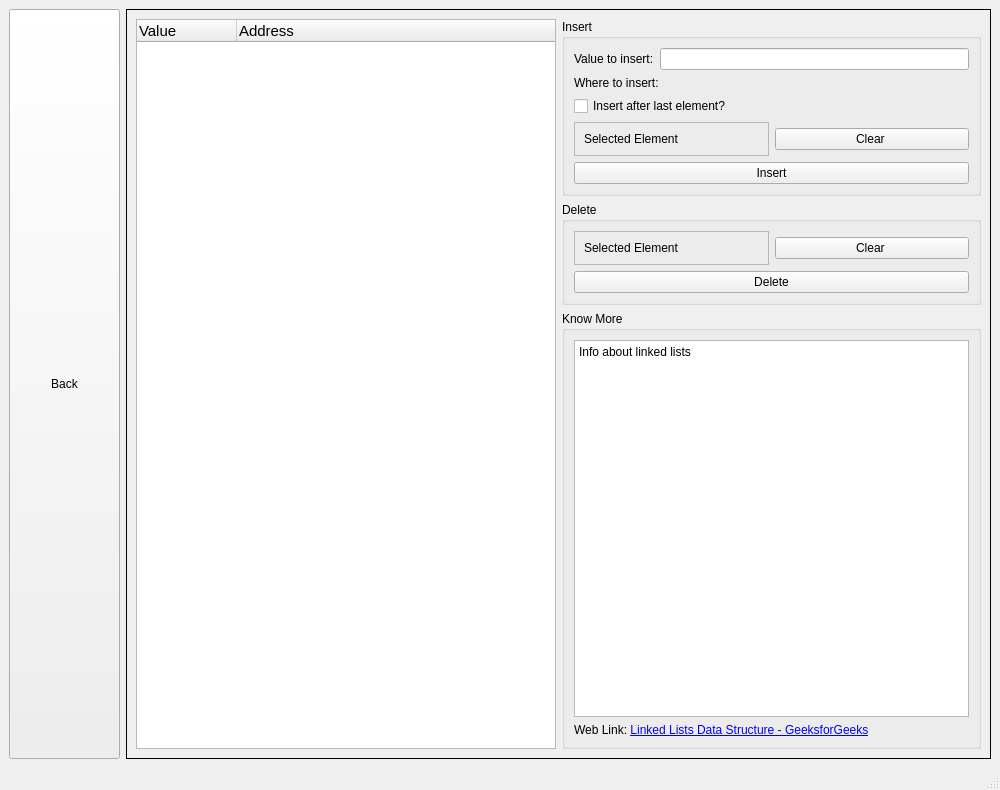
Before: the Qt Designer form linkedlistwindow.ui in priyanshagrahari/DSGUI, drawn with Qt 5.
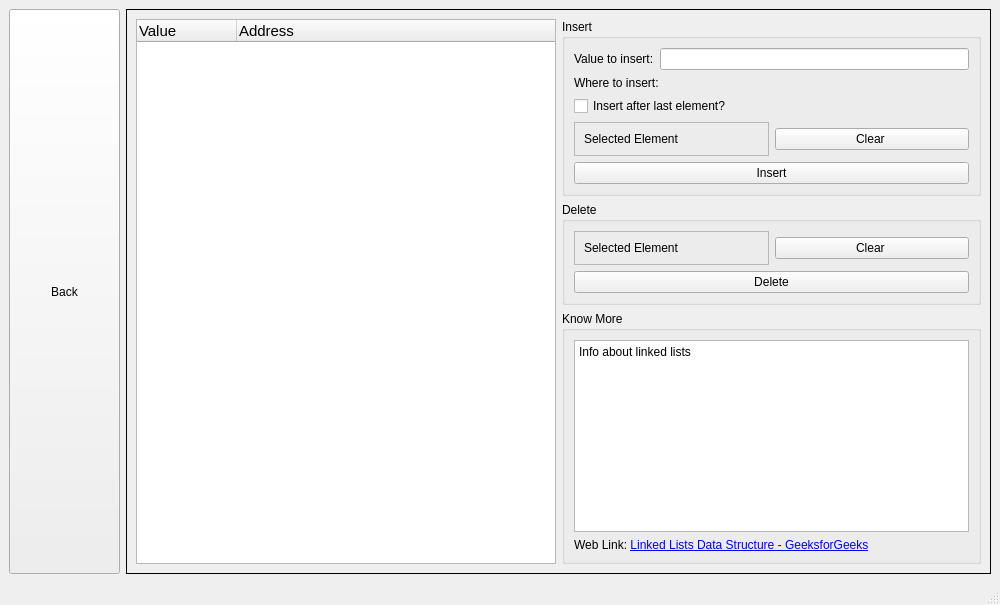
After: the same form once the commit is applied.

Diff of the .ui file:
```diff
--- a/linkedlistwindow.ui
+++ b/linkedlistwindow.ui
@@ -7,7 +7,7 @@
     <x>0</x>
     <y>0</y>
     <width>1000</width>
-    <height>790</height>
+    <height>600</height>
    </rect>
   </property>
   <property name="windowTitle">
```
Left out of the diff: 2 changed lines with no effect on the pictures.
